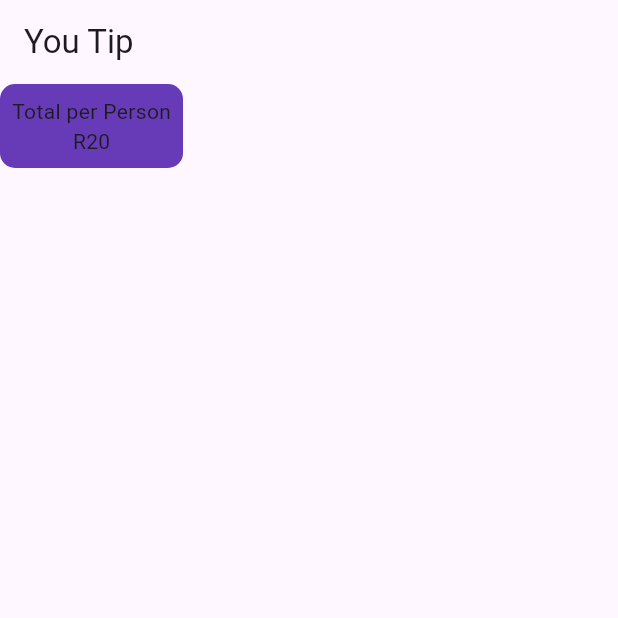
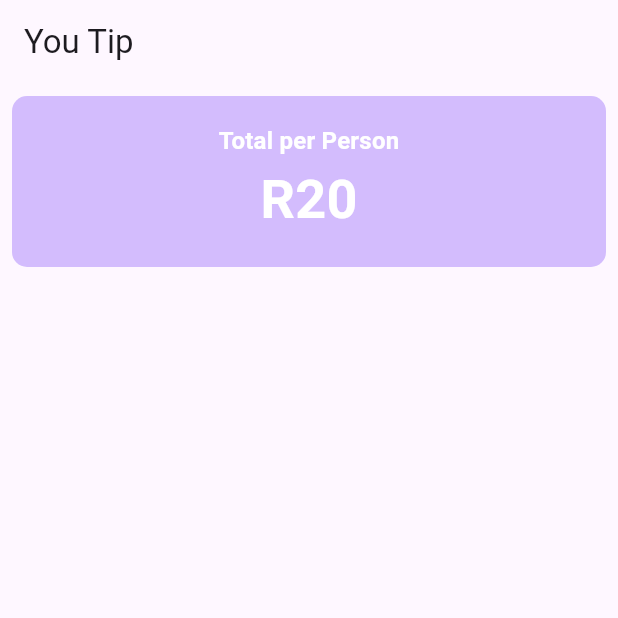
Before and after one commit to andredippenaar/your_tip, a Flutter app: the screen it shows after launch, on a phone screen of 412 x 824 dp, the top half of it. Run offline on Flutter 3.47's test engine with Material 3 defaults, Android fonts, the phone set to English and light mode, and no system bars.

Commit message:
Add Style

```diff
--- a/lib/main.dart
+++ b/lib/main.dart
@@ -32,23 +32,41 @@ class YourTip extends StatefulWidget {
 class _YourTipState extends State<YourTip> {
   @override
   Widget build(BuildContext context) {
+    var theme = Theme.of(context);
+    // Add style
+    final style = theme.textTheme.titleMedium!.copyWith(
+      color: theme.colorScheme.onPrimary,
+      fontWeight: FontWeight.bold,
+    );
     return Scaffold(
       appBar: AppBar(
         title: const Text('You Tip'),
       ),
       body: Column(
+        crossAxisAlignment: CrossAxisAlignment.stretch,
         children: [
-          Container(
-              padding: EdgeInsets.all(8),
+          Padding(
+            padding: const EdgeInsets.all(8.0),
+            child: Container(
+                padding: const EdgeInsets.all(18),
                 decoration: BoxDecoration(
-                  color: Colors.deepPurple,
+                    color: theme.colorScheme.inversePrimary,
                     borderRadius: BorderRadius.circular(10)),
                 child: Column(
                   children: [
-                  const Text("Total per Person"),
-                  const Text("R20"),
+                    Text(
+                      "Total per Person",
+                      style: style,
+                    ),
+                    Text(
+                      "R20",
+                      style: style.copyWith(
+                          color: theme.colorScheme.onPrimary,
+                          fontSize: theme.textTheme.displaySmall?.fontSize),
+                    ),
                   ],
                 )),
+          ),
         ],
       ),
     );
```
Lines whose indentation alone changed are shown as unchanged.
